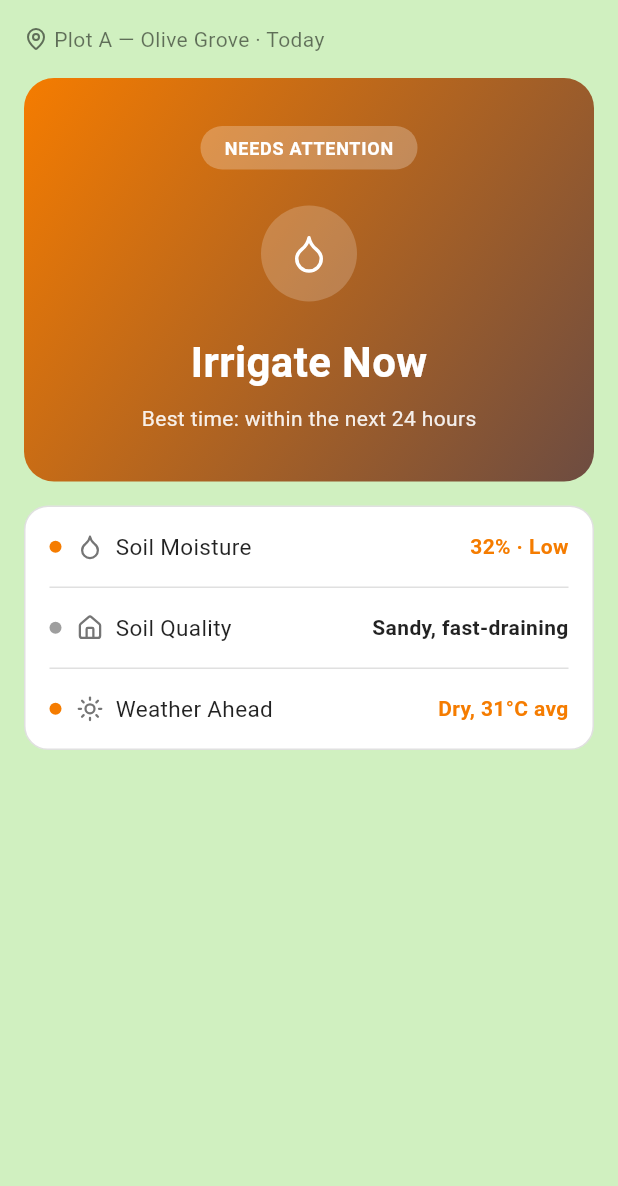
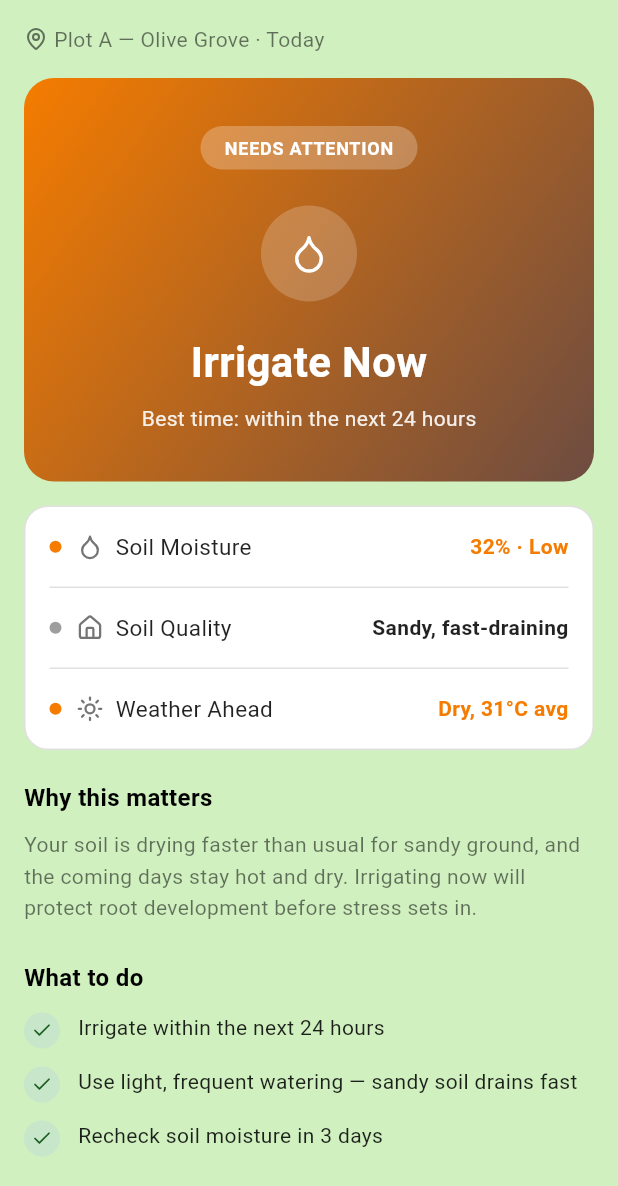
Before and after one commit to samibenali620/apllication-mobile-instm, a Flutter app: the _ResultPage widget shown alone on an empty page, opened directly, on a phone screen of 412 x 824 dp. Shown: the top 1186 px of the screen. Run offline on Flutter 3.47's test engine with Material 3 defaults, Android fonts, the phone set to English and light mode, and no system bars; our stand-ins replace image_picker, lucide_icons_flutter.

Commit message:
result paragraph

```diff
--- a/lib/pages/sidebar_page.dart
+++ b/lib/pages/sidebar_page.dart
@@ -1660,6 +1660,7 @@ class _NewObservationPageState extends State<_NewObservationPage> {
   }
 }
 // Page Résultat : affiche le statut d'irrigation et les données du sol
+// Page Résultat : affiche le statut d'irrigation et les données du sol
 class _ResultPage extends StatelessWidget {
   const _ResultPage();
 
@@ -1786,6 +1787,44 @@ class _ResultPage extends StatelessWidget {
               ],
             ),
           ),
+          const SizedBox(height: 20),
+
+          // ── "Why this matters" ──
+          const Text(
+            'Why this matters',
+            style: TextStyle(
+              fontSize: 16,
+              fontWeight: FontWeight.bold,
+              color: Colors.black,
+            ),
+          ),
+          const SizedBox(height: 10),
+          const Text(
+            'Your soil is drying faster than usual for sandy ground, and the coming days stay hot and dry. '
+                'Irrigating now will protect root development before stress sets in.',
+            style: TextStyle(
+              fontSize: 14,
+              height: 1.5,
+              color: Colors.black54,
+            ),
+          ),
+          const SizedBox(height: 24),
+
+          // ── "What to do" ──
+          const Text(
+            'What to do',
+            style: TextStyle(
+              fontSize: 16,
+              fontWeight: FontWeight.bold,
+              color: Colors.black,
+            ),
+          ),
+          const SizedBox(height: 12),
+          _buildChecklistItem('Irrigate within the next 24 hours'),
+          const SizedBox(height: 12),
+          _buildChecklistItem('Use light, frequent watering — sandy soil drains fast'),
+          const SizedBox(height: 12),
+          _buildChecklistItem('Recheck soil moisture in 3 days'),
         ],
       ),
     );
@@ -1830,4 +1869,36 @@ class _ResultPage extends StatelessWidget {
       ),
     );
   }
+
+  Widget _buildChecklistItem(String text) {
+    return Row(
+      crossAxisAlignment: CrossAxisAlignment.start,
+      children: [
+        Container(
+          width: 24,
+          height: 24,
+          decoration: BoxDecoration(
+            color: Colors.green.shade100,
+            shape: BoxShape.circle,
+          ),
+          child: Icon(
+            LucideIcons.check,
+            size: 14,
+            color: Colors.green.shade900,
+          ),
+        ),
+        const SizedBox(width: 12),
+        Expanded(
+          child: Text(
+            text,
+            style: const TextStyle(
+              fontSize: 14,
+              color: Colors.black87,
+              height: 1.4,
+            ),
+          ),
+        ),
+      ],
+    );
+  }
 }
```
